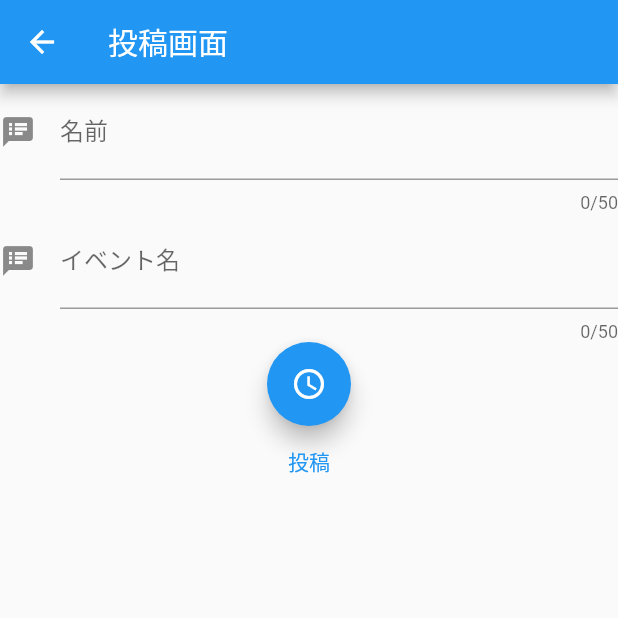
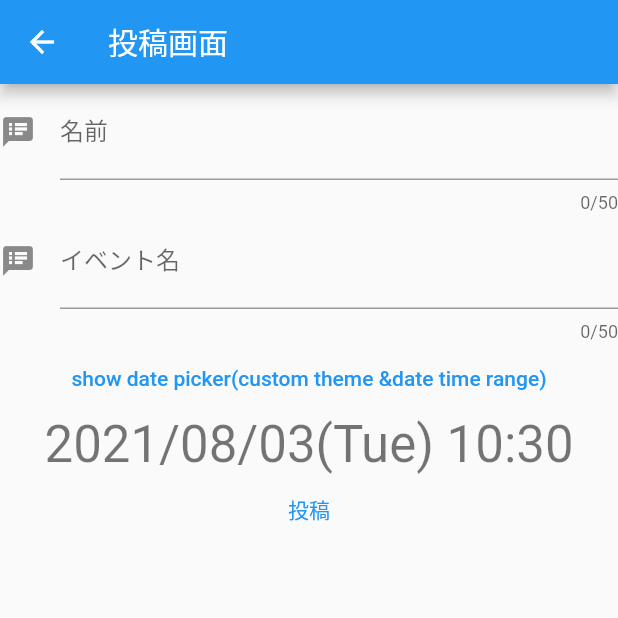
Before and after one commit to enpitut2021/tamariba, a Flutter app: the PostPage screen opened directly, on a phone screen of 412 x 824 dp, the top half of it. Run offline on Flutter 3.47's test engine with Material 2 defaults, Android fonts, the phone set to English and light mode, and no system bars; our stand-ins replace cloud_firestore, firebase_core, flutter_datetime_picker; missing offline and left inert: twitter_login; accounts and stored records are empty.

Commit message:
DatetimePicker

```diff
--- a/lib/page/post.dart
+++ b/lib/page/post.dart
@@ -28,9 +28,6 @@ class _PostPagePageState extends State<PostPage> {
   // 日付作成
   var _mydatetime = new DateTime.now();
   var formatter = new DateFormat('yyyy/MM/dd(E) HH:mm');
-
-
-
 
   @override
   Widget build(BuildContext context) {
@@ -67,14 +64,14 @@ class _PostPagePageState extends State<PostPage> {
             labelText: 'イベント名',
           ),
         ),
-        FloatingActionButton(
+        TextButton(
           onPressed: () {
             DatePicker.showDateTimePicker(
               context,
               showTitleActions: true,
               // onChanged内の処理はDatepickerの選択に応じて毎回呼び出される
               onChanged: (date) {
-                  // print('change $date');
+                // print('change $date');
               },
               // onConfirm内の処理はDatepickerで選択完了後に呼び出される
               onConfirm: (date) {
@@ -88,16 +85,26 @@ class _PostPagePageState extends State<PostPage> {
               //  locale: LocaleType.en
             );
           },
-          tooltip: 'Datetime',
-          child: Icon(Icons.access_time),
+          //tooltip: 'Datetime',
+          //child: Icon(Icons.access_time),
+
+          child: Text(
+            'show date picker(custom theme &date time range)',
+            style: TextStyle(color: Colors.blue),
+          ),
+        ),
+        Text(
+          // フォーマッターを使用して指定したフォーマットで日時を表示
+          // format()に渡すのはDate型の値で、String型で返される
+          formatter.format(_mydatetime),
+          style: Theme.of(context).textTheme.display1,
         ),
         TextButton(
-          onPressed: () => {
-                _onSubmitted(_textEditingControllerUsername,
-                    _textEditingControllerTitle)
-              },
-          child: Text('投稿')
-        )
+            onPressed: () => {
+                  _onSubmitted(_textEditingControllerUsername,
+                      _textEditingControllerTitle)
+                },
+            child: Text('投稿'))
       ]),
     );
   }
```
